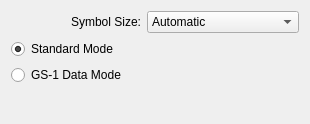
zint/zint-gpl-only, file frontend_qt4/grpCodeOne.ui: the form before one commit.
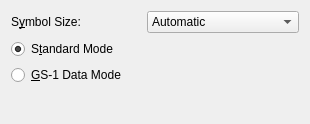
The form after the commit.

Diff of the .ui file:
```diff
--- a/frontend_qt4/grpCodeOne.ui
+++ b/frontend_qt4/grpCodeOne.ui
@@ -18,10 +18,13 @@
      <item>
       <widget class="QLabel" name="lblChannel" >
        <property name="text" >
-        <string>Symbol Size:</string>
+        <string>S&amp;ymbol Size:</string>
        </property>
        <property name="alignment" >
-        <set>Qt::AlignRight|Qt::AlignTrailing|Qt::AlignVCenter</set>
+        <set>Qt::AlignLeading|Qt::AlignLeft|Qt::AlignVCenter</set>
+       </property>
+       <property name="buddy" >
+        <cstring>cmbC1Size</cstring>
        </property>
       </widget>
      </item>
@@ -89,7 +92,7 @@
    <item>
     <widget class="QRadioButton" name="radC1Stand" >
      <property name="text" >
-      <string>Standard Mode</string>
+      <string>S&amp;tandard Mode</string>
      </property>
      <property name="checked" >
       <bool>true</bool>
@@ -99,7 +102,7 @@
    <item>
     <widget class="QRadioButton" name="radC1GS1" >
      <property name="text" >
-      <string>GS-1 Data Mode</string>
+      <string>&amp;GS-1 Data Mode</string>
      </property>
     </widget>
    </item>
```
Left out of the diff: 5 changed lines with no effect on the pictures.
